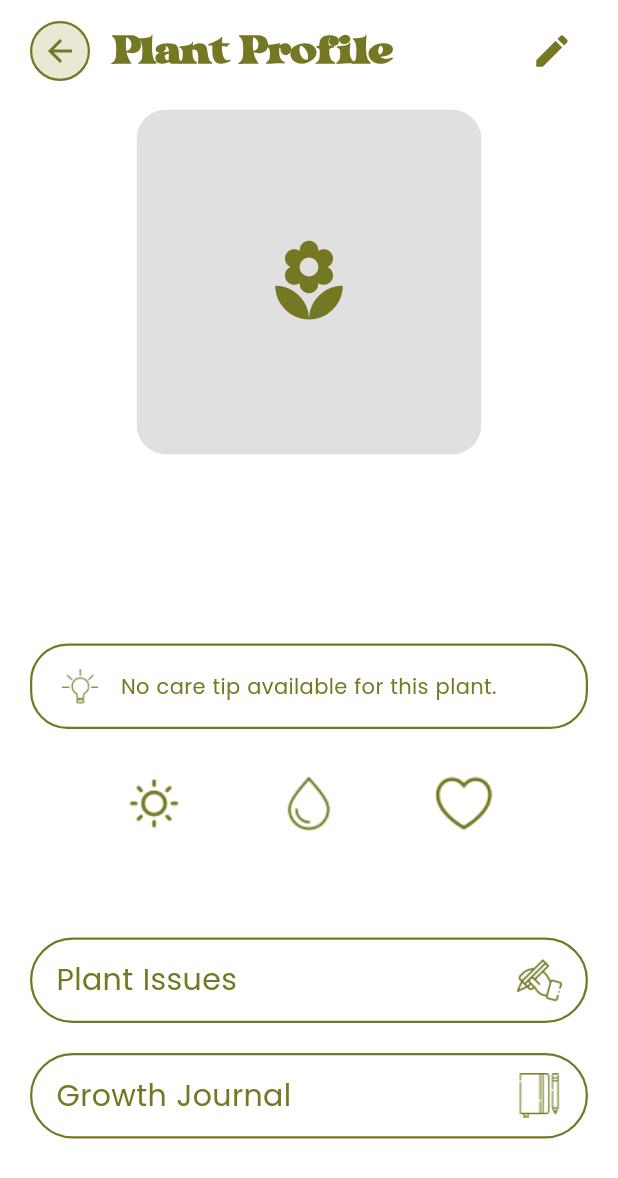
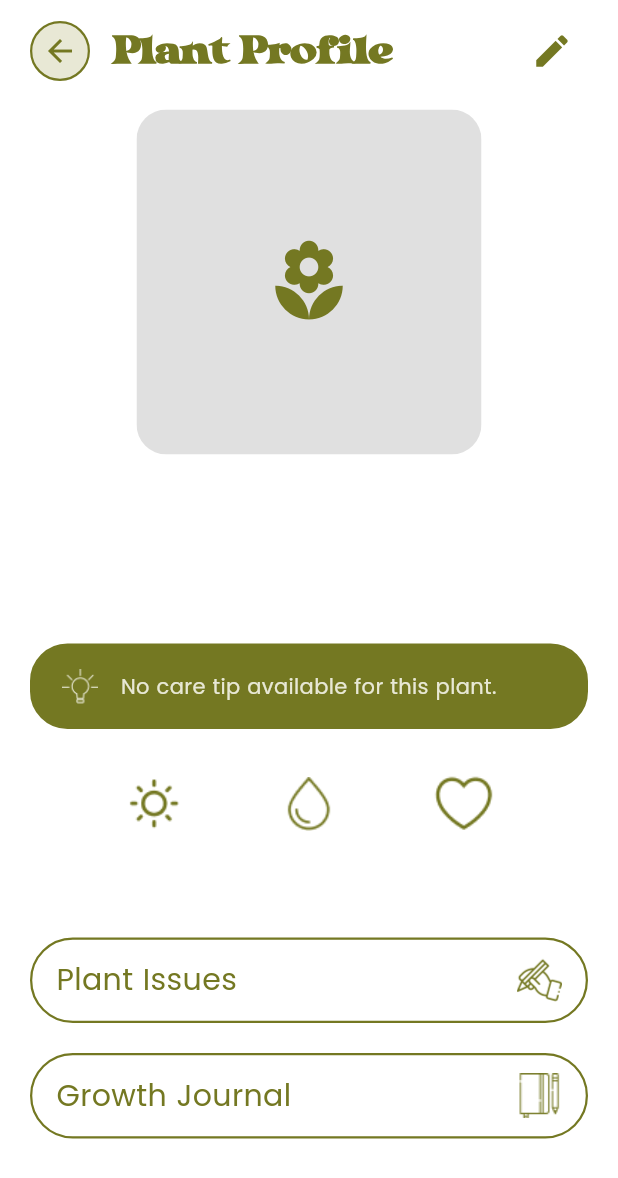
Before and after one commit to breamier/sproutly, a Flutter app: the PlantProfileScreen screen opened directly with empty values, on a phone screen of 412 x 824 dp. Shown: the top 1178 px of the screen. Run offline on Flutter 3.47's test engine with Material 3 defaults, Android fonts, the light colour scheme and no system bars; our stand-ins replace camera, cloud_firestore, firebase_auth, firebase_core, flutter_dotenv, flutter_local_notifications and 4 more; missing offline and left inert: gal; accounts and stored records are empty.

Commit message:
Tile Color

```diff
--- a/lib/screens/user_plant_library/plant_profile.dart
+++ b/lib/screens/user_plant_library/plant_profile.dart
@@ -210,6 +210,7 @@ class _PlantProfileScreenState extends State<PlantProfileScreen> {
                                 color: oliveTitleColor,
                                 width: 1.5,
                               ),
+                              color: oliveTitleColor,
                             ),
                             child: Row(
                               children: [
@@ -217,7 +218,7 @@ class _PlantProfileScreenState extends State<PlantProfileScreen> {
                                   'assets/knowledge_icon.png',
                                   height: 24,
                                   width: 24,
-                                  color: oliveTitleColor,
+                                  color: const Color(0xFFE8E8D5),
                                 ),
                                 const SizedBox(width: 15),
                                 Expanded(
@@ -233,7 +234,7 @@ class _PlantProfileScreenState extends State<PlantProfileScreen> {
                                           style: TextStyle(
                                             fontFamily: 'Poppins',
                                             fontSize: 14,
-                                            color: oliveTitleColor,
+                                            color: Color(0xFFE8E8D5),
                                           ),
                                         );
                                       }
@@ -244,7 +245,7 @@ class _PlantProfileScreenState extends State<PlantProfileScreen> {
                                           style: TextStyle(
                                             fontFamily: 'Poppins',
                                             fontSize: 14,
-                                            color: oliveTitleColor,
+                                            color: const Color(0xFFE8E8D5),
                                           ),
                                         );
                                       }
@@ -253,7 +254,7 @@ class _PlantProfileScreenState extends State<PlantProfileScreen> {
                                         style: TextStyle(
                                           fontFamily: 'Poppins',
                                           fontSize: 14,
-                                          color: oliveTitleColor,
+                                          color: const Color(0xFFE8E8D5),
                                         ),
                                       );
                                     },
```
